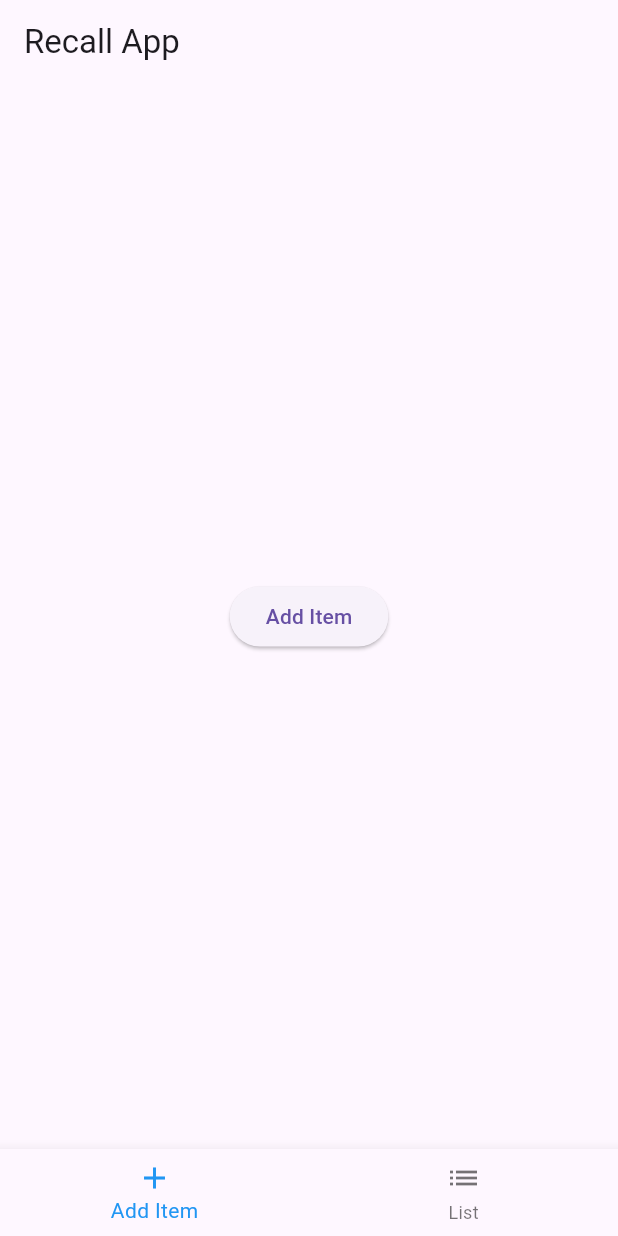
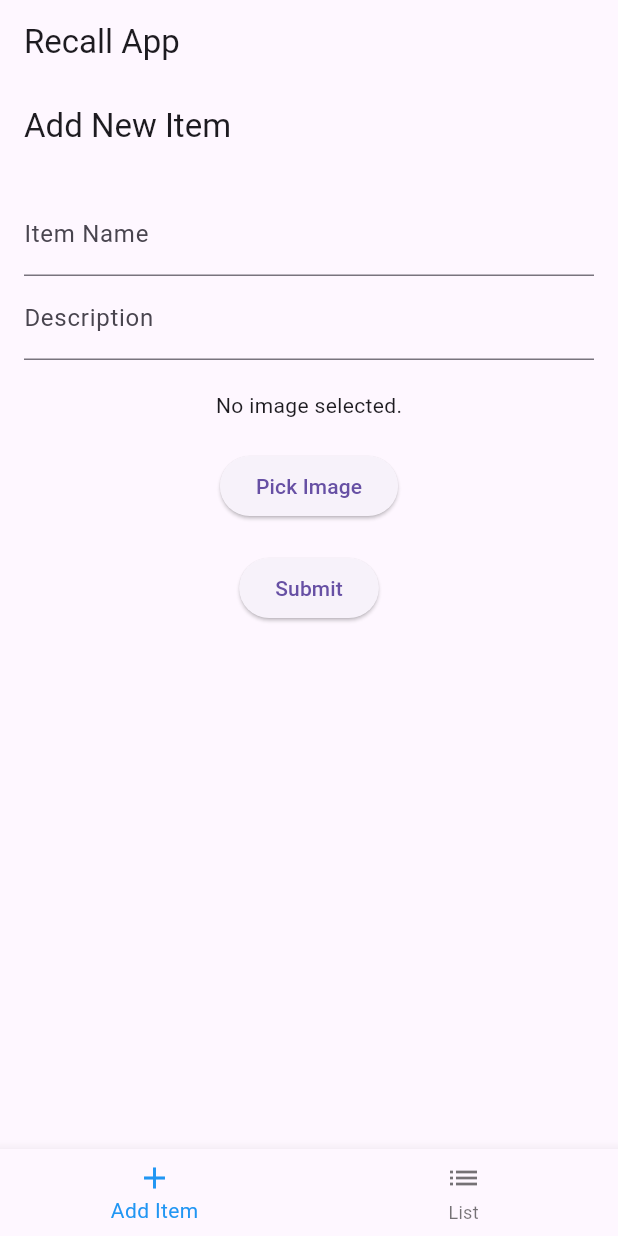
Before and after one commit to Ebdollah/recall-flutter-project, a Flutter app: the MainAppScreen screen opened directly, on a phone screen of 412 x 824 dp. Run offline on Flutter 3.47's test engine with Material 3 defaults, Android fonts, the phone set to English and light mode, and no system bars; our stand-ins replace image_picker.

Commit message:
image picker added

```diff
--- a/recall/lib/add_item_screen.dart
+++ b/recall/lib/add_item_screen.dart
@@ -1,41 +1,76 @@
 import 'package:flutter/material.dart';
+import 'package:image_picker/image_picker.dart'; // Ensure you have this package added in pubspec.yaml
+import 'dart:io'; // To handle File type for the image
 
-class AddItemScreen extends StatelessWidget {
+class AddItemScreen extends StatefulWidget {
+  final Function(String, String, File) onAddItem;
+
+  AddItemScreen({required this.onAddItem});
+
+  @override
+  _AddItemScreenState createState() => _AddItemScreenState();
+}
+
+class _AddItemScreenState extends State<AddItemScreen> {
+  final _nameController = TextEditingController();
+  final _descriptionController = TextEditingController();
+  File? _image; // Store the selected image
+
+  Future<void> _pickImage() async {
+    final pickedFile = await ImagePicker().pickImage(source: ImageSource.gallery);
+
+    if (pickedFile != null) {
+      setState(() {
+        _image = File(pickedFile.path); // Set the image
+      });
+    }
+  }
+
   @override
   Widget build(BuildContext context) {
-    return Center(
-      child: ElevatedButton(
-        onPressed: () {
-          showModalBottomSheet(
-            context: context,
-            builder: (BuildContext context) {
-              return Container(
-                padding: EdgeInsets.all(16.0),
+    return Scaffold(
+      appBar: AppBar(
+        title: Text('Add New Item'),
+      ),
+      body: Padding(
+        padding: const EdgeInsets.all(16.0),
         child: Column(
-                  mainAxisSize: MainAxisSize.min,
           children: [
-                    Text(
-                      'Add New Item',
-                      style: TextStyle(fontSize: 18, fontWeight: FontWeight.bold),
+            TextField(
+              controller: _nameController,
+              decoration: InputDecoration(labelText: 'Item Name'),
             ),
             TextField(
-                      decoration: InputDecoration(labelText: 'Item Name'),
+              controller: _descriptionController,
+              decoration: InputDecoration(labelText: 'Description'),
+            ),
+            SizedBox(height: 20),
+            _image == null
+                ? Text('No image selected.')
+                : Image.file(_image!, height: 200, width: 200), // Display the image if available
+            SizedBox(height: 20),
+            ElevatedButton(
+              onPressed: _pickImage,
+              child: Text('Pick Image'),
             ),
             SizedBox(height: 20),
             ElevatedButton(
               onPressed: () {
-                        // Handle item submission
+                if (_nameController.text.isNotEmpty && _image != null) {
+                  widget.onAddItem(
+                    _nameController.text,
+                    _descriptionController.text,
+                    _image!,
+                  );
                   Navigator.pop(context);
+                } else {
+                  // Show an error message or handle accordingly
+                }
               },
               child: Text('Submit'),
             ),
           ],
         ),
-              );
-            },
-          );
-        },
-        child: Text('Add Item'),
       ),
     );
   }
--- a/recall/lib/list_screen.dart
+++ b/recall/lib/list_screen.dart
@@ -1,13 +1,60 @@
 import 'package:flutter/material.dart';
+import 'dart:io'; // Import this to handle File type for the image
 
 class ListScreen extends StatelessWidget {
+  final List<Map<String, dynamic>> items;
+
+  ListScreen({required this.items});
+
   @override
   Widget build(BuildContext context) {
-    return Center(
-      child: Text(
-        'List of Items',
-        style: TextStyle(fontSize: 18),
-      ),
-    );
+    return items.isEmpty
+        ? Center(child: Text('No items added yet'))
+        : ListView.builder(
+            itemCount: items.length,
+            itemBuilder: (context, index) {
+              final item = items[index];
+              return Card(
+                margin: EdgeInsets.all(8.0),
+                child: ListTile(
+                  leading: item['image'] == null
+                      ? CircleAvatar(child: Icon(Icons.image))
+                      : CircleAvatar(
+                          backgroundImage: FileImage(item['image']),
+                        ),
+                  title: Text(item['name']),
+                  subtitle: Text(item['description']),
+                  onTap: () {
+                    showDialog(
+                      context: context,
+                      builder: (BuildContext context) {
+                        return AlertDialog(
+                          title: Text(item['name']),
+                          content: Column(
+                            mainAxisSize: MainAxisSize.min,
+                            children: [
+                              item['image'] == null
+                                  ? Text('No image available')
+                                  : Image.file(item['image']),
+                              SizedBox(height: 10),
+                              Text(item['description']),
+                            ],
+                          ),
+                          actions: [
+                            TextButton(
+                              child: Text('Close'),
+                              onPressed: () {
+                                Navigator.of(context).pop();
+                              },
+                            ),
+                          ],
+                        );
+                      },
+                    );
+                  },
+                ),
+              );
+            },
+          );
   }
 }
--- a/recall/lib/main_app_screen.dart
+++ b/recall/lib/main_app_screen.dart
@@ -1,6 +1,7 @@
 import 'package:flutter/material.dart';
-import 'add_item_screen.dart'; // Import AddItemScreen
-import 'list_screen.dart'; // Import ListScreen
+import 'add_item_screen.dart';
+import 'list_screen.dart';
+import 'dart:io'; // Import this to handle File type for the image
 
 class MainAppScreen extends StatefulWidget {
   @override
@@ -9,15 +10,15 @@ class MainAppScreen extends StatefulWidget {
 
 class _MainAppScreenState extends State<MainAppScreen> {
   int _selectedIndex = 0;
+  List<Map<String, dynamic>> _items = [];
 
-  static List<Widget> _widgetOptions = <Widget>[
-    AddItemScreen(),
-    ListScreen(),
-  ];
-
-  void _onItemTapped(int index) {
+  void _addItem(String name, String description, File image) {
     setState(() {
-      _selectedIndex = index;
+      _items.add({
+        'name': name,
+        'description': description,
+        'image': image,
+      });
     });
   }
 
@@ -27,7 +28,9 @@ class _MainAppScreenState extends State<MainAppScreen> {
       appBar: AppBar(
         title: Text('Recall App'),
       ),
-      body: _widgetOptions.elementAt(_selectedIndex),
+      body: _selectedIndex == 0
+          ? AddItemScreen(onAddItem: _addItem)
+          : ListScreen(items: _items),
       bottomNavigationBar: BottomNavigationBar(
         items: const <BottomNavigationBarItem>[
           BottomNavigationBarItem(
@@ -41,7 +44,11 @@ class _MainAppScreenState extends State<MainAppScreen> {
         ],
         currentIndex: _selectedIndex,
         selectedItemColor: Colors.blue,
-        onTap: _onItemTapped,
+        onTap: (index) {
+          setState(() {
+            _selectedIndex = index;
+          });
+        },
       ),
     );
   }
--- a/recall/pubspec.yaml
+++ b/recall/pubspec.yaml
@@ -35,6 +35,7 @@ dependencies:
   # The following adds the Cupertino Icons font to your application.
   # Use with the CupertinoIcons class for iOS style icons.
   cupertino_icons: ^1.0.8
+  image_picker: ^1.0.0
 
 dev_dependencies:
   flutter_test:
```
Also changed, not shown: recall/pubspec.lock, 6 other files. Lines whose indentation alone changed are shown as unchanged.
